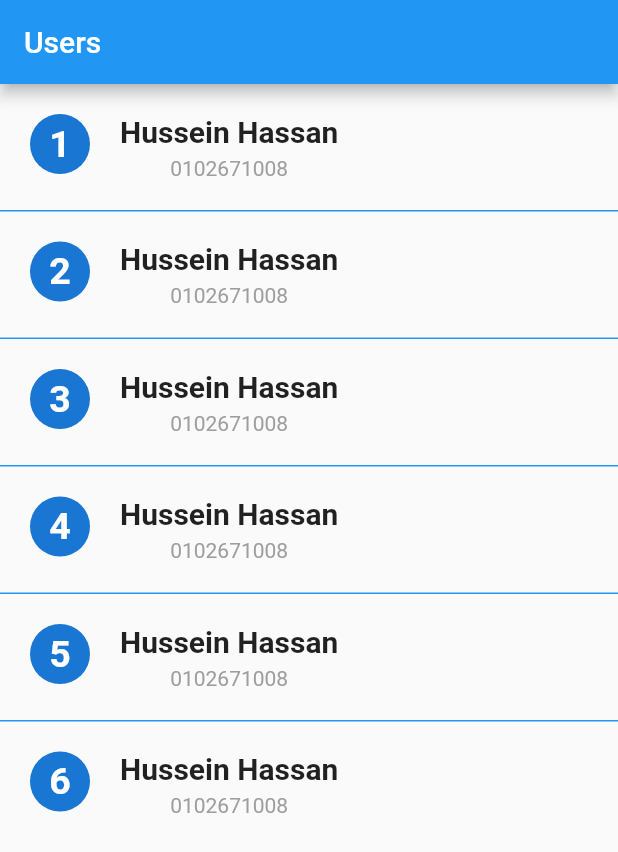
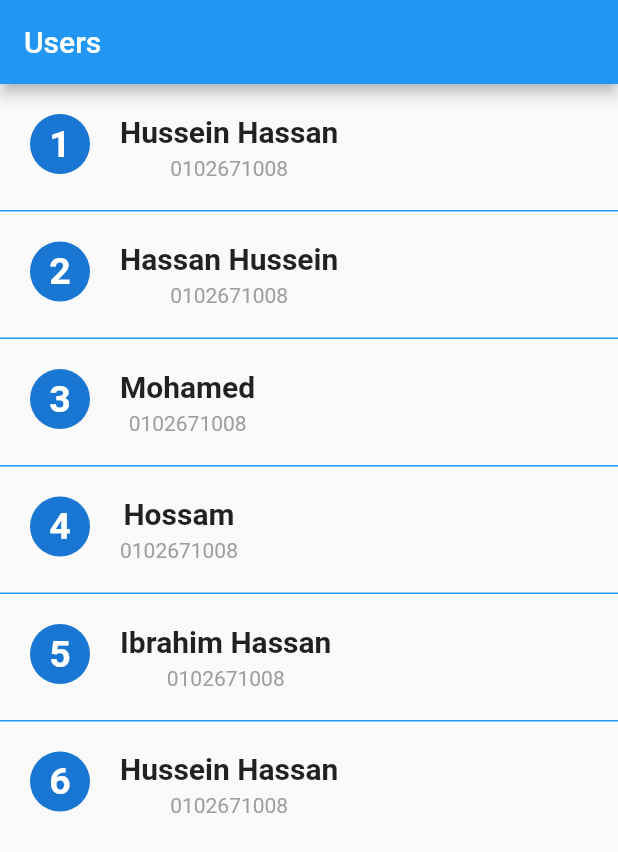
Before and after one commit to HusseinAlswasy/Database, a Flutter app: the screen it shows after launch, on a phone screen of 412 x 824 dp. Shown: the top 852 px of the screen. Run offline on Flutter 3.47's test engine with Material 2 defaults, Android fonts, the phone set to English and light mode, and no system bars.

Commit message:
Merge remote-tracking branch 'origin/master' Register from ahmed

```diff
--- a/lib/UserScreen.dart
+++ b/lib/UserScreen.dart
@@ -17,11 +17,17 @@ class UserScreen extends StatelessWidget {
 
   List<UserModel> users =[
     UserModel(id: 1, name: 'Hussein Hassan', phone: '0102671008'),
-    UserModel(id: 2, name: 'Hussein Hassan', phone: '0102671008'),
-    UserModel(id: 3, name: 'Hussein Hassan', phone: '0102671008'),
-    UserModel(id: 4, name: 'Hussein Hassan', phone: '0102671008'),
-    UserModel(id: 5, name: 'Hussein Hassan', phone: '0102671008'),
+    UserModel(id: 2, name: 'Hassan Hussein', phone: '0102671008'),
+    UserModel(id: 3, name: 'Mohamed', phone: '0102671008'),
+    UserModel(id: 4, name: 'Hossam', phone: '0102671008'),
+    UserModel(id: 5, name: 'Ibrahim Hassan', phone: '0102671008'),
     UserModel(id: 6, name: 'Hussein Hassan', phone: '0102671008'),
+    //comment
+    //comment
+    //comment
+    //comment
+
+    // Hello from Hussein Alswasy this code is work hello from ahmed
 
   ];
 
```
